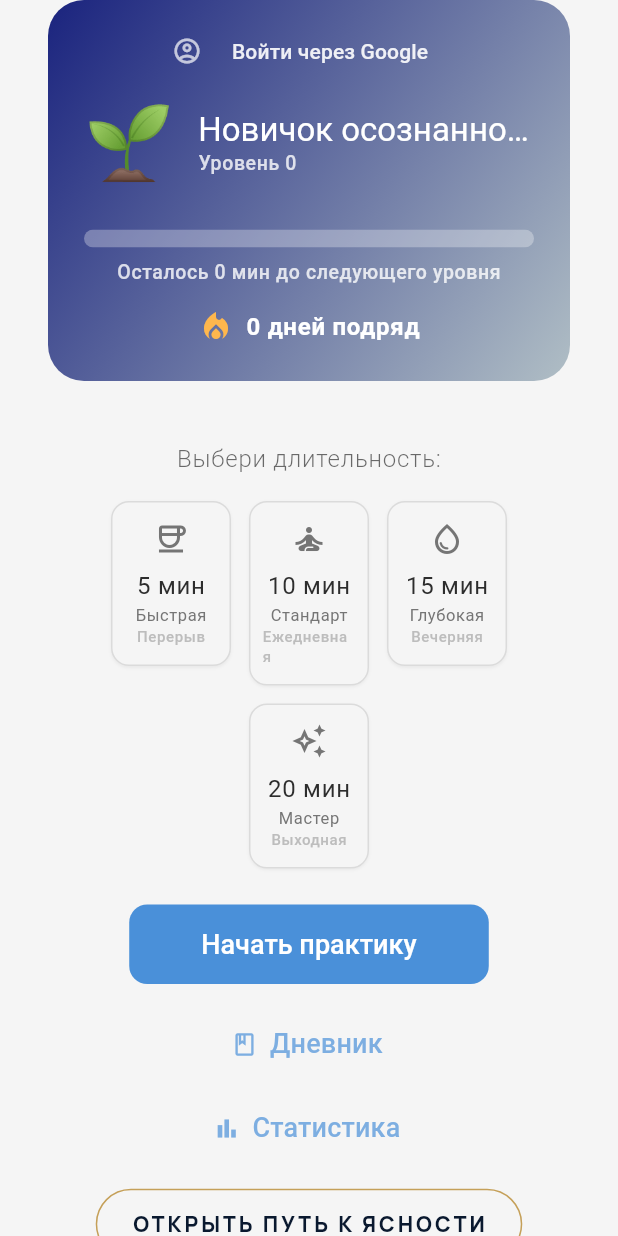
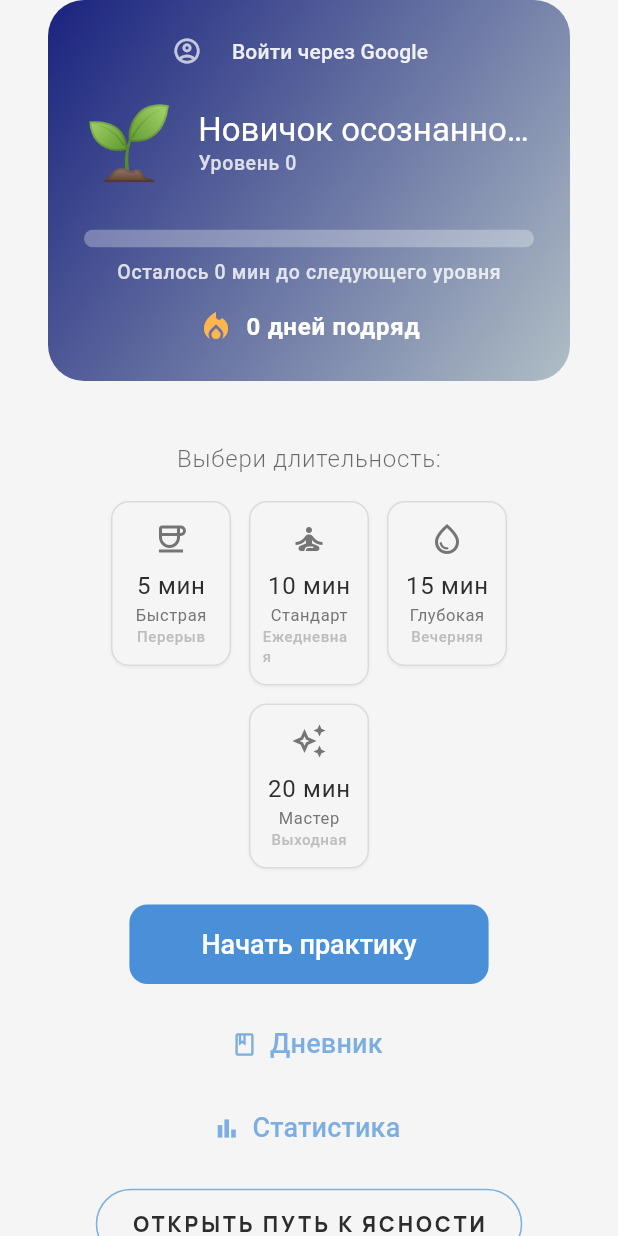
Before and after one commit to Nekswear/axismind, a Flutter app: the screen it shows after launch, on a phone screen of 412 x 824 dp. Run offline on Flutter 3.47's test engine with Material 3 defaults, Android fonts, the phone set to English and light mode, and no system bars; our stand-ins replace audioplayers, cloud_firestore, firebase_auth, firebase_core, fl_chart, google_sign_in and 4 more; accounts and stored records are empty; generated files the repository leaves out were written again; project files that could hold a hidden picture were left out.

Commit message:
fix: исправление 9 проблем производительности и стабильности

```diff
--- a/lib/screens/home_screen.dart
+++ b/lib/screens/home_screen.dart
@@ -1,13 +1,14 @@
+import 'dart:async';
+
+import 'package:firebase_auth/firebase_auth.dart';
 import 'package:flutter/material.dart';
 
 import '../core/theme/zen_theme.dart';
 import '../core/version_info.dart';
 import '../core/widgets/zen_ui.dart';
 import '../data/analytics_repository.dart';
-import '../data/database_provider.dart';
-import '../data/sync_repository.dart';
 import '../engine/timer_controller.dart';
-import '../services/auth_service.dart';
+import '../services/app_service_locator.dart';
 import 'auth_screen.dart';
 import 'journal_screen.dart';
 import 'meditation_guide_screen.dart';
@@ -26,7 +27,6 @@ class _HomeScreenState extends State<HomeScreen>
   /// Текущая выбранная длительность медитации в минутах.
   double _durationMinutes = minDuration.toDouble();
 
-  final AuthService _authService = AuthService();
   AnalyticsRepository? _repository;
   UserProgression _progression = const UserProgression(
     minutes: 0,
@@ -47,21 +47,26 @@ class _HomeScreenState extends State<HomeScreen>
 
   /// Отслеживание подписки на auth state.
   bool _isAuthenticated = false;
+  StreamSubscription<User?>? _authSubscription;
 
   @override
   void initState() {
     super.initState();
-    _isAuthenticated = _authService.isAuthenticated;
-    _authService.authStateChanges.listen((user) {
+
+    final auth = AppServiceLocator.instance.authService;
+    _isAuthenticated = auth?.isAuthenticated ?? false;
+
+    // Подписка на изменения auth state с сохранением StreamSubscription.
+    // authStateChanges сразу эмитит текущее состояние при подписке,
+    // поэтому отдельный вызов _loadProgression() не требуется.
+    _authSubscription = auth?.authStateChanges.listen((user) {
       if (mounted) {
         setState(() {
           _isAuthenticated = user != null;
         });
-        // При входе/выходе — перезагружаем прогрессию
         _loadProgression();
       }
     });
-    _loadProgression();
 
     // Пульсация кнопки "Начать практику"
     _pulseController = AnimationController(
@@ -75,16 +80,24 @@ class _HomeScreenState extends State<HomeScreen>
 
   @override
   void dispose() {
+    _authSubscription?.cancel();
     _pulseController.dispose();
     super.dispose();
   }
 
   Future<void> _loadProgression() async {
+    final locator = AppServiceLocator.instance;
+    final db = locator.db;
+    final auth = locator.authService;
+    final syncRepo = locator.syncRepo;
+
+    if (db == null || auth == null || syncRepo == null) {
+      if (mounted) setState(() => _loading = false);
+      return;
+    }
+
     try {
-      final db = await DatabaseProvider.instance();
-      final auth = AuthService();
-      final syncRepo = SyncRepository(localDb: db, auth: auth);
-      _repository = AnalyticsRepository(syncRepo);
+      _repository ??= AnalyticsRepository(syncRepo);
 
       final results = await Future.wait([
         _repository!.getUserProgression(),
@@ -106,15 +119,18 @@ class _HomeScreenState extends State<HomeScreen>
   }
 
   Future<void> _navigateToAuth() async {
+    final auth = AppServiceLocator.instance.authService;
+    if (auth == null) return;
+
     final result = await Navigator.push<bool>(
       context,
       MaterialPageRoute(
-        builder: (_) => AuthScreen(authService: _authService),
+        builder: (_) => AuthScreen(authService: auth),
       ),
     );
     // Если пользователь вошёл — мигрируем локальные данные в облако
     if (result == true && _repository != null) {
-      final userId = _authService.userId;
+      final userId = auth.userId;
       if (userId != null) {
         await _repository!.syncRepo.migrateLocalToCloud(userId);
       }
@@ -123,8 +139,11 @@ class _HomeScreenState extends State<HomeScreen>
   }
 
   Future<void> _handleSignOut() async {
+    final auth = AppServiceLocator.instance.authService;
+    if (auth == null) return;
+
     try {
-      await _authService.signOut();
+      await auth.signOut();
       if (mounted) {
         ScaffoldMessenger.of(context).showSnackBar(
           const SnackBar(content: Text('Вы вышли из аккаунта')),
@@ -181,6 +200,8 @@ class _HomeScreenState extends State<HomeScreen>
   Widget build(BuildContext context) {
     final theme = Theme.of(context);
     final zen = Theme.of(context).extension<ZenStyles>() ?? ZenStyles.defaults;
+    final primaryColor = theme.colorScheme.primary;
+    final onSurface = theme.colorScheme.onSurface;
 
     return Scaffold(
       body: LayoutBuilder(
@@ -214,14 +235,9 @@ class _HomeScreenState extends State<HomeScreen>
                       SizedBox(height: zen.gap(3)), // 24px
 
                       // Кнопка "Начать практику" с пульсацией
-                      AnimatedBuilder(
-                        animation: _pulseAnimation,
-                        builder: (context, child) {
-                          return Transform.scale(
-                            scale: _pulseAnimation.value,
-                            child: child,
-                          );
-                        },
+                      AnimatedScale(
+                        scale: _pulseAnimation.value,
+                        duration: const Duration(milliseconds: 2000),
                         child: ElevatedButton(
                           onPressed: _navigateToTimer,
                           child: const Text('Начать практику'),
@@ -236,12 +252,12 @@ class _HomeScreenState extends State<HomeScreen>
                         icon: Icon(
                           Icons.book_outlined,
                           size: 18,
-                          color: theme.colorScheme.primary.withValues(alpha: 0.7),
+                          color: primaryColor.withValues(alpha: 0.7),
                         ),
                         label: Text(
                           'Дневник',
                           style: TextStyle(
-                            color: theme.colorScheme.primary.withValues(alpha: 0.7),
+                            color: primaryColor.withValues(alpha: 0.7),
                           ),
                         ),
                       ),
@@ -254,12 +270,12 @@ class _HomeScreenState extends State<HomeScreen>
                         icon: Icon(
                           Icons.bar_chart_outlined,
                           size: 18,
-                          color: theme.colorScheme.primary.withValues(alpha: 0.7),
+                          color: primaryColor.withValues(alpha: 0.7),
                         ),
                         label: Text(
                           'Статистика',
                           style: TextStyle(
-                            color: theme.colorScheme.primary.withValues(alpha: 0.7),
+                            color: primaryColor.withValues(alpha: 0.7),
                           ),
                         ),
                       ),
@@ -270,8 +286,10 @@ class _HomeScreenState extends State<HomeScreen>
                       OutlinedButton(
                         onPressed: _navigateToGuide,
                         style: OutlinedButton.styleFrom(
-                          foregroundColor: const Color(0xFF0A192F),
-                          side: const BorderSide(color: Color(0xFFC5A059)),
+                          foregroundColor: onSurface,
+                          side: BorderSide(
+                            color: primaryColor.withValues(alpha: 0.7),
+                          ),
                           padding: const EdgeInsets.symmetric(horizontal: 24, vertical: 14),
                           textStyle: const TextStyle(
                             fontFamily: 'Manrope',
@@ -291,7 +309,7 @@ class _HomeScreenState extends State<HomeScreen>
                         child: Text(
                           VersionInfo.displayVersion,
                           style: TextStyle(
-                            color: theme.colorScheme.onSurface.withValues(alpha: 0.3),
+                            color: onSurface.withValues(alpha: 0.3),
                             fontSize: 11,
                             fontFamily: 'Manrope',
                             fontWeight: FontWeight.w400,
@@ -525,9 +543,11 @@ class _HomeScreenState extends State<HomeScreen>
 
   /// Строка профиля: аватар + имя (если авторизован) или кнопка "Войти".
   Widget _buildProfileRow(ThemeData theme, ZenStyles zen) {
-    if (_isAuthenticated) {
-      final name = _authService.displayName ?? 'Пользователь';
-      final photoUrl = _authService.photoUrl;
+    final auth = AppServiceLocator.instance.authService;
+
+    if (_isAuthenticated && auth != null) {
+      final name = auth.displayName ?? 'Пользователь';
+      final photoUrl = auth.photoUrl;
 
       return Row(
         children: [
--- /dev/null
+++ b/lib/services/app_service_locator.dart
@@ -0,0 +1,85 @@
+import 'package:flutter/foundation.dart';
+
+import '../data/database_provider.dart';
+import '../data/sync_repository.dart';
+import 'auth_service.dart';
+
+/// Единый сервис-локатор для ZenBalance.
+///
+/// Предоставляет синглтоны всех сервисов приложения.
+/// Инициализируется один раз в [AppServiceLocator.initialize].
+/// После инициализации сервисы доступны через геттеры.
+class AppServiceLocator {
+  AppServiceLocator._();
+
+  static AppServiceLocator? _instance;
+
+  /// Единственный экземпляр сервис-локатора.
+  static AppServiceLocator get instance {
+    if (_instance == null) {
+      throw StateError(
+        'AppServiceLocator not initialized. Call AppServiceLocator.initialize() first.',
+      );
+    }
+    return _instance!;
+  }
+
+  /// Инициализирует все сервисы приложения.
+  ///
+  /// Должен быть вызван один раз перед [runApp].
+  /// Возвращает `true`, если инициализация прошла успешно,
+  /// `false` — если хотя бы один сервис не удалось инициализировать.
+  static Future<bool> initialize() async {
+    if (_instance != null) return true;
+
+    final locator = AppServiceLocator._();
+    bool allOk = true;
+
+    // Инициализация БД
+    try {
+      locator._db = await DatabaseProvider.instance();
+    } catch (e) {
+      debugPrint('Database initialization failed: $e');
+      allOk = false;
+    }
+
+    // Инициализация AuthService (Firebase)
+    try {
+      locator._authService = AuthService();
+    } catch (e) {
+      debugPrint('AuthService initialization failed: $e');
+      allOk = false;
+    }
+
+    // Инициализация SyncRepository (только если БД и Auth доступны)
+    if (locator._db != null && locator._authService != null) {
+      locator._syncRepo = SyncRepository(
+        localDb: locator._db!,
+        auth: locator._authService!,
+      );
+    }
+
+    _instance = locator;
+    return allOk;
+  }
+
+  DatabaseProvider? _db;
+  AuthService? _authService;
+  SyncRepository? _syncRepo;
+
+  /// DatabaseProvider (может быть null, если БД не инициализирована).
+  DatabaseProvider? get db => _db;
+
+  /// AuthService (может быть null, если Firebase не инициализирован).
+  AuthService? get authService => _authService;
+
+  /// SyncRepository (может быть null, если БД не инициализирована).
+  SyncRepository? get syncRepo => _syncRepo;
+
+  /// Wakelock поддерживается только на мобильных платформах.
+  static bool get isWakelockSupported {
+    if (kIsWeb) return false;
+    return defaultTargetPlatform == TargetPlatform.android ||
+        defaultTargetPlatform == TargetPlatform.iOS;
+  }
+}
```
Also changed, not shown: lib/data/sync_repository.dart (+16 -0 lines), lib/main.dart (+10 -13 lines), lib/screens/journal_screen.dart (+11 -15 lines), lib/screens/statistics_page.dart (+7 -17 lines), lib/screens/timer_page.dart (+36 -39 lines).
